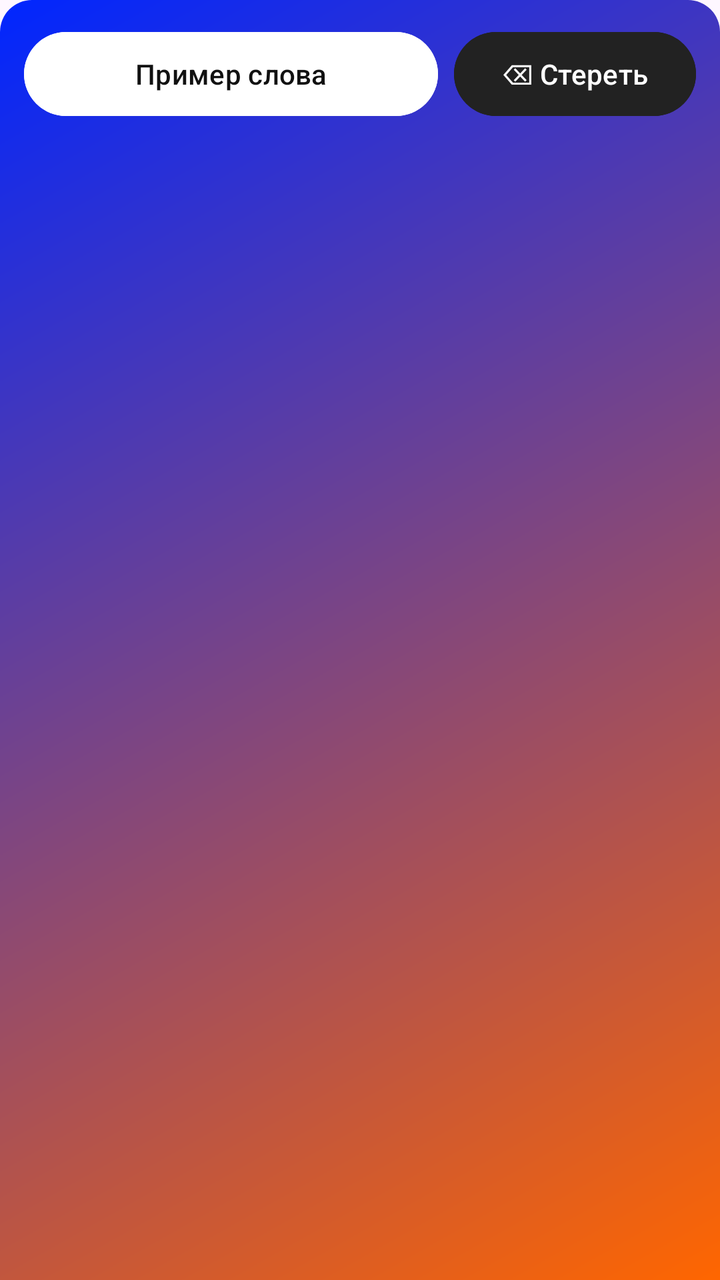
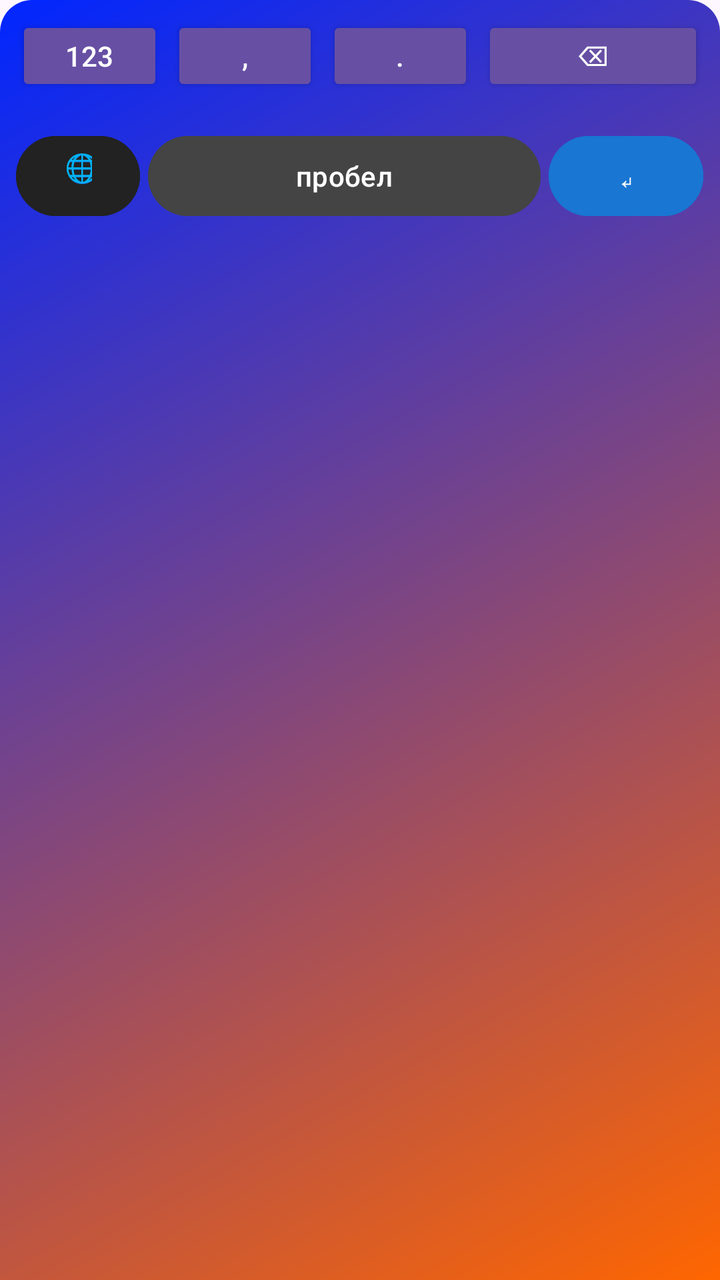

Compare the two renders of this Android layout. The source of the first and the diff that turns it into the second are given below.
<!-- AndroidManifest.xml: application theme Theme.SafeKeyboard -->
<!-- res/layout/keyboard_view.xml -->
<?xml version="1.0" encoding="utf-8"?>

<LinearLayout xmlns:android="http://schemas.android.com/apk/res/android"
    android:layout_width="match_parent"
    android:layout_height="wrap_content"
    android:background="@drawable/keyboard_background"
    android:orientation="vertical"
    android:padding="12dp">

    
    <LinearLayout
        android:layout_width="match_parent"
        android:layout_height="wrap_content"
        android:orientation="horizontal"
        android:gravity="center">

        <Button
            android:id="@+id/btn_test"
            android:layout_width="0dp"
            android:layout_height="50dp"
            android:layout_weight="1"
            android:backgroundTint="#FFFFFF"
            android:textColor="#111111"
            android:text="Пример слова"
            android:textAllCaps="false" />

        <Button
            android:id="@+id/btn_delete"
            android:layout_width="wrap_content"
            android:layout_height="50dp"
            android:layout_marginStart="8dp"
            android:backgroundTint="#222222"
            android:textColor="#FFFFFF"
            android:text="⌫ Стереть" />
    </LinearLayout>

</LinearLayout>
<!-- resources referenced by this layout -->
<resources>
  <!-- drawable keyboard_background (drawable) -->
  <?xml version="1.0" encoding="utf-8"?>
  
  <shape xmlns:android="http://schemas.android.com/apk/res/android"
      android:shape="rectangle">
      <gradient
          android:angle="135"
          android:startColor="#FF6600"
          android:endColor="#0026FF"
          android:type="linear" />
      <corners android:topRightRadius="16dp" android:topLeftRadius="16dp" />
  </shape>
  <style name="Theme.SafeKeyboard" parent="Base.Theme.SafeKeyboard" />
  <style name="Base.Theme.SafeKeyboard" parent="Theme.Material3.DayNight.NoActionBar">
          
          
      </style>
</resources>

<!-- the commit's change to res/layout/keyboard_view.xml (unified diff, before → after) -->
@@ -5,7 +5,87 @@
     android:layout_height="wrap_content"
     android:background="@drawable/keyboard_background"
     android:orientation="vertical"
-    android:padding="12dp">
+    android:padding="8dp">
+
+    
+    <LinearLayout
+        android:layout_width="match_parent"
+        android:layout_height="wrap_content"
+        android:orientation="horizontal"
+        android:gravity="center"
+        android:layout_marginBottom="4dp">
+
+        <Button
+            android:id="@+id/btn_symbol_toggle"
+            style="?android:attr/buttonStyleSmall"
+            android:layout_width="0dp"
+            android:layout_height="40dp"
+            android:layout_weight="1"
+            android:backgroundTint="#333333"
+            android:textColor="#FFFFFF"
+            android:text="123"
+            android:textAllCaps="false" />
+
+        <Button
+            android:id="@+id/btn_comma"
+            style="?android:attr/buttonStyleSmall"
+            android:layout_width="0dp"
+            android:layout_height="40dp"
+            android:layout_weight="1"
+            android:layout_marginStart="4dp"
+            android:backgroundTint="#333333"
+            android:textColor="#FFFFFF"
+            android:text="," />
+
+        <Button
+            android:id="@+id/btn_dot"
+            style="?android:attr/buttonStyleSmall"
+            android:layout_width="0dp"
+            android:layout_height="40dp"
+            android:layout_weight="1"
+            android:layout_marginStart="4dp"
+            android:backgroundTint="#333333"
+            android:textColor="#FFFFFF"
+            android:text="." />
+
+        <Button
+            android:id="@+id/btn_delete"
+            style="?android:attr/buttonStyleSmall"
+            android:layout_width="0dp"
+            android:layout_height="40dp"
+            android:layout_weight="1.5"
+            android:layout_marginStart="4dp"
+            android:backgroundTint="#D32F2F"
+            android:textColor="#FFFFFF"
+            android:text="⌫ Стереть" />
+    </LinearLayout>
+
+    
+    <LinearLayout
+        android:id="@+id/row_1"
+        android:layout_width="match_parent"
+        android:layout_height="wrap_content"
+        android:orientation="horizontal"
+        android:gravity="center"
+        android:layout_marginBottom="4dp" />
+
+    
+    <LinearLayout
+        android:id="@+id/row_2"
+        android:layout_width="match_parent"
+        android:layout_height="wrap_content"
+        android:orientation="horizontal"
+        android:gravity="center"
+        android:layout_marginBottom="4dp" />
+
+    
+    <LinearLayout
+        android:id="@+id/row_3"
+        android:layout_width="match_parent"
+        android:layout_height="wrap_content"
+        android:orientation="horizontal"
+        android:gravity="center"
+        android:layout_marginBottom="4dp" />
 
     
     <LinearLayout
@@ -15,23 +95,35 @@
         android:gravity="center">
 
         <Button
-            android:id="@+id/btn_test"
+            android:id="@+id/btn_language"
             android:layout_width="0dp"
-            android:layout_height="50dp"
-            android:layout_weight="1"
-            android:backgroundTint="#FFFFFF"
-            android:textColor="#111111"
-            android:text="Пример слова"
+            android:layout_height="48dp"
+            android:layout_weight="1.2"
+            android:backgroundTint="#222222"
+            android:textColor="#FFFFFF"
+            android:text="🌐 RU"
             android:textAllCaps="false" />
 
         <Button
-            android:id="@+id/btn_delete"
-            android:layout_width="wrap_content"
-            android:layout_height="50dp"
-            android:layout_marginStart="8dp"
-            android:backgroundTint="#222222"
+            android:id="@+id/btn_space"
+            android:layout_width="0dp"
+            android:layout_height="48dp"
+            android:layout_weight="3.8"
+            android:layout_marginStart="4dp"
+            android:layout_marginEnd="4dp"
+            android:backgroundTint="#444444"
             android:textColor="#FFFFFF"
-            android:text="⌫ Стереть" />
+            android:text="пробел"
+            android:textAllCaps="false" />
+
+        <Button
+            android:id="@+id/btn_enter"
+            android:layout_width="0dp"
+            android:layout_height="48dp"
+            android:layout_weight="1.5"
+            android:backgroundTint="#1976D2"
+            android:textColor="#FFFFFF"
+            android:text="↵" />
     </LinearLayout>
 
 </LinearLayout>
